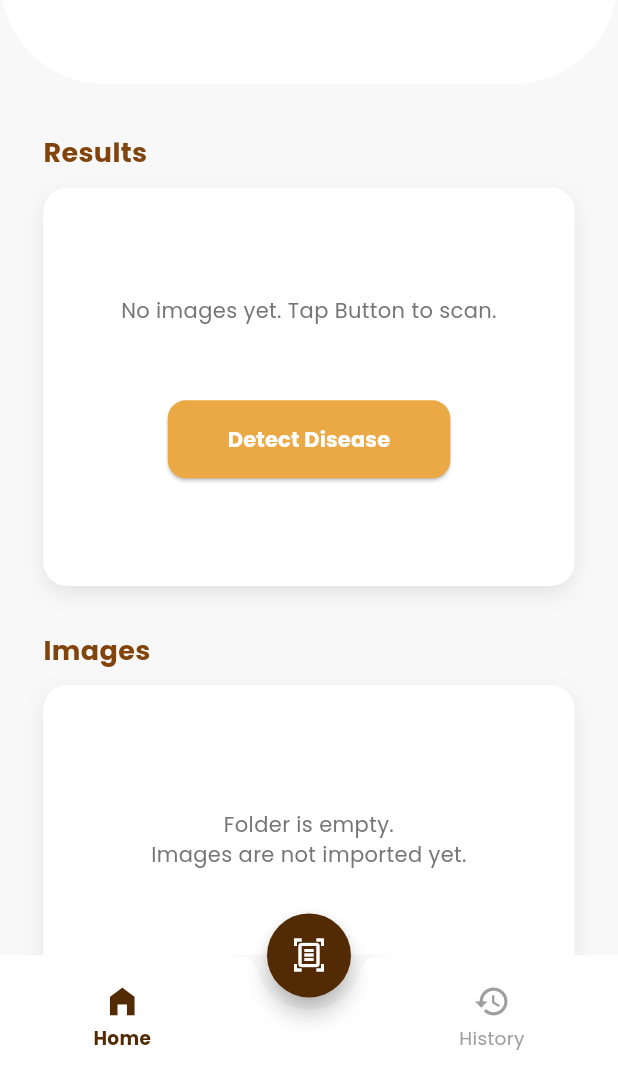
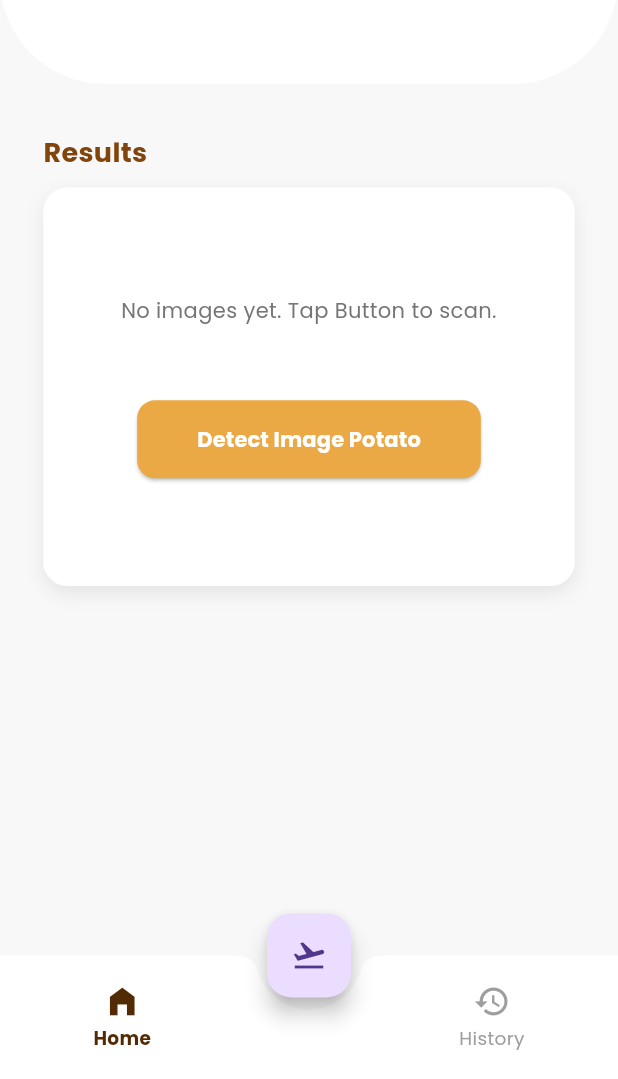
Before and after one commit to justnico69/CAPSTONE1, a Flutter app: the screen it shows after launch, after a tap on "Get Started", on a phone screen of 412 x 824 dp, the part 157-1236 px from its top. Run offline on Flutter 3.47's test engine with Material 3 defaults, Android fonts, the phone set to English and light mode, and no system bars; our stand-ins replace google_fonts, image_picker, permission_handler; missing offline and left inert: device_apps, installed_apps, tflite_flutter.

```diff
--- a/lib/detector_page.dart
+++ b/lib/detector_page.dart
@@ -12,7 +12,7 @@ import 'package:permission_handler/permission_handler.dart';
 import 'package:tflite_flutter/tflite_flutter.dart' as tfl;
 
 import 'detection_result.dart';
-import 'history_page.dart'; // Import the history page
+import 'history_page.dart';
 import 'history_storage.dart';
 
 class DetectorPage extends StatefulWidget {
@@ -129,7 +129,7 @@ class _DetectorPageState extends State<DetectorPage> {
       _interpreter!.run(input, output);
 
       final endTime = DateTime.now();
-      final probabilities = output[0] as List<double>;
+      final probabilities = output[0];
 
       double maxScore = 0.0;
       int bestIndex = -1;
--- a/lib/home_page.dart
+++ b/lib/home_page.dart
@@ -1,11 +1,55 @@
 import 'package:flutter/material.dart';
 import 'package:google_fonts/google_fonts.dart';
+import 'package:installed_apps/app_info.dart';
+import 'package:installed_apps/installed_apps.dart';
 
 import 'detector_page.dart';
 import 'history_page.dart';
 
-class HomePage extends StatelessWidget {
+class HomePage extends StatefulWidget {
   const HomePage({super.key});
+
+  @override
+  State<HomePage> createState() => _HomePageState();
+}
+
+class _HomePageState extends State<HomePage> {
+  String telloPackage = '';
+
+  @override
+  void initState() {
+    super.initState();
+    checkInstalledApps();
+  }
+
+  /// Check if Tello app is installed
+  Future<void> checkInstalledApps() async {
+    List<AppInfo> apps = await InstalledApps.getInstalledApps(true, true);
+
+    bool found = false;
+    for (var app in apps) {
+      if (app.packageName == "com.ryzerobotics.tello") {
+        debugPrint("✅ Found Tello: ${app.name} -> ${app.packageName}");
+        telloPackage = app.packageName;
+        found = true;
+        break;
+      }
+    }
+
+    if (!found) {
+      debugPrint("❌ Tello app not found on this device.");
+    }
+  }
+
+  /// Launch Tello if found
+  Future<void> launchTello() async {
+    if (telloPackage.isNotEmpty) {
+      await InstalledApps.startApp(telloPackage);
+    } else {
+      debugPrint("Tello package not found. Cannot launch.");
+      // You can optionally send user to Play Store here
+    }
+  }
 
   @override
   Widget build(BuildContext context) {
@@ -16,7 +60,7 @@ class HomePage extends StatelessWidget {
       backgroundColor: const Color.fromARGB(243, 248, 248, 248),
       body: Column(
         children: [
-          // -- HEADER --
+          // HEADER
           ClipRRect(
             borderRadius: const BorderRadius.only(
               bottomLeft: Radius.circular(70),
@@ -95,7 +139,7 @@ class HomePage extends StatelessWidget {
             ),
           ),
 
-          // -- RESULTS CONTENT --
+          // RESULTS CONTENT
           Expanded(
             child: SingleChildScrollView(
               padding: EdgeInsets.symmetric(
@@ -167,7 +211,7 @@ class HomePage extends StatelessWidget {
                               ),
                             ),
                             child: Text(
-                              "Detect Disease",
+                              "Detect Image Potato",
                               style: GoogleFonts.poppins(
                                 fontWeight: FontWeight.bold,
                               ),
@@ -177,39 +221,6 @@ class HomePage extends StatelessWidget {
                       ),
                     ),
                   ),
-
-                  // -- IMAGES CONTENT --
-                  const SizedBox(height: 30),
-                  Text(
-                    "Images",
-                    style: GoogleFonts.poppins(
-                      fontSize: 18,
-                      fontWeight: FontWeight.bold,
-                      color: const Color.fromARGB(255, 128, 68, 12),
-                    ),
-                  ),
-                  const SizedBox(height: 10),
-                  Container(
-                    width: double.infinity,
-                    height: screenHeight * 0.25,
-                    alignment: Alignment.center,
-                    decoration: BoxDecoration(
-                      color: Colors.white,
-                      borderRadius: BorderRadius.circular(16),
-                      boxShadow: [
-                        BoxShadow(
-                          color: Colors.black.withAlpha(20),
-                          blurRadius: 10,
-                          offset: const Offset(0, 5),
-                        ),
-                      ],
-                    ),
-                    child: Text(
-                      "Folder is empty.\nImages are not imported yet.",
-                      textAlign: TextAlign.center,
-                      style: GoogleFonts.poppins(color: Colors.grey[600]),
-                    ),
-                  ),
                 ],
               ),
             ),
@@ -217,18 +228,11 @@ class HomePage extends StatelessWidget {
         ],
       ),
 
-      // --- NAVIGATION BAR ---
+      // NAVIGATION BAR + FAB
       floatingActionButtonLocation: FloatingActionButtonLocation.centerDocked,
       floatingActionButton: FloatingActionButton(
-        onPressed: () {
-          Navigator.push(
-            context,
-            MaterialPageRoute(builder: (context) => const DetectorPage()),
-          );
-        },
-        backgroundColor: const Color.fromARGB(255, 82, 42, 4),
-        shape: const CircleBorder(),
-        child: const Icon(Icons.document_scanner_outlined, color: Colors.white),
+        onPressed: launchTello,
+        child: const Icon(Icons.flight_takeoff),
       ),
       bottomNavigationBar: BottomAppBar(
         shape: const CircularNotchedRectangle(),
@@ -266,7 +270,6 @@ class HomePage extends StatelessWidget {
     );
   }
 
-  // --- BOTTOM NAV ITEM WIDGET ---
   Widget _buildBottomNavItem({
     required IconData icon,
     required String label,
--- a/pubspec.yaml
+++ b/pubspec.yaml
@@ -38,7 +38,10 @@ dependencies:
   image: ^4.2.0
   intl: ^0.19.0
   path_provider: ^2.0.11
-
+  url_launcher: ^6.3.0
+  device_apps: ^2.2.0
+  flutter_foreground_task: ^6.1.2
+  installed_apps: ^1.6.0
 
   # The following adds the Cupertino Icons font to your application.
   # Use with the CupertinoIcons class for iOS style icons.
```
Also changed, not shown: lib/app_launcher.dart (added, +16 -0 lines), pubspec.lock, 8 other files.
